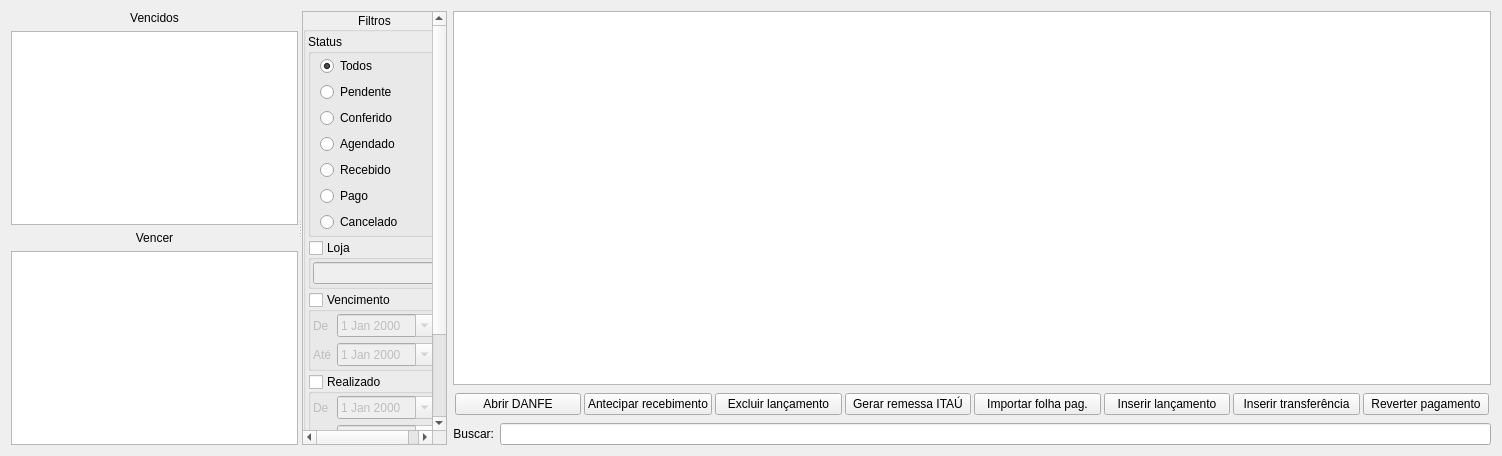
The window that ui/widgetfinanceirocontas.ui (darktorres/ERP-STACCATO) describes before a commit, drawn with Qt 5.
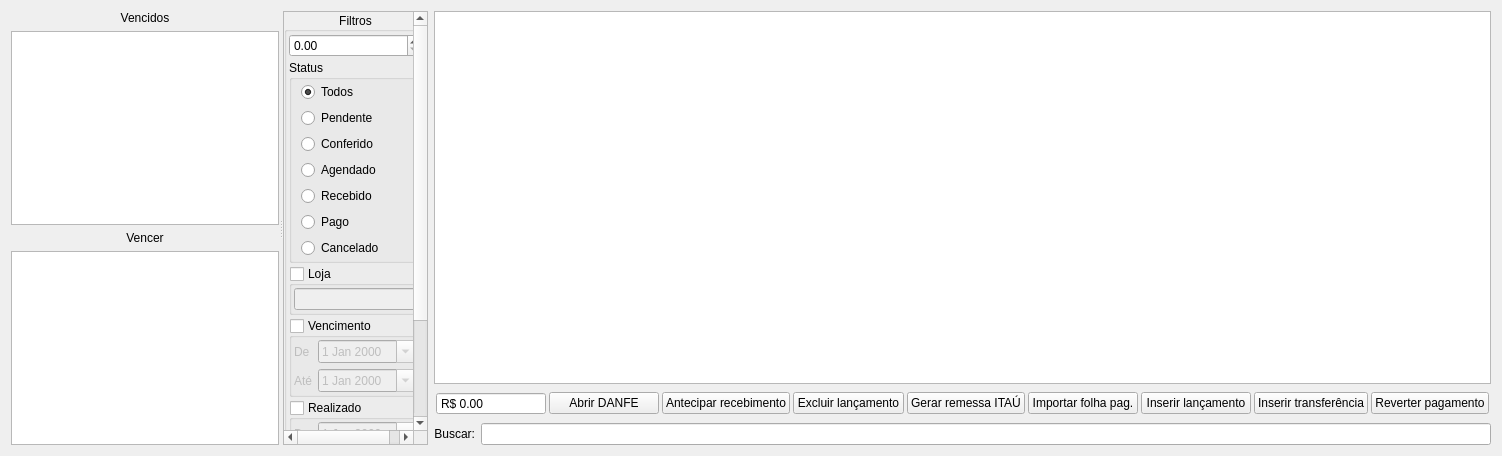
The same window after the commit. Custom widgets are drawn as their Qt base class.

Commit message: Soma das linhas na tela do financeiro

```diff
--- a/ui/widgetfinanceirocontas.ui
+++ b/ui/widgetfinanceirocontas.ui
@@ -107,7 +107,7 @@
             <x>0</x>
             <y>0</y>
             <width>135</width>
-            <height>568</height>
+            <height>596</height>
            </rect>
           </property>
           <layout class="QGridLayout" name="gridLayout_7">
@@ -166,6 +166,9 @@
               <property name="bottomMargin">
                <number>2</number>
               </property>
+              <item>
+               <widget class="QDoubleSpinBox" name="doubleSpinBox"/>
+              </item>
               <item>
                <widget class="QGroupBox" name="groupBox_2">
                 <property name="title">
@@ -579,6 +582,25 @@
           <property name="bottomMargin">
            <number>2</number>
           </property>
+          <item>
+           <widget class="QDoubleSpinBox" name="doubleSpinBoxSomaSelecao">
+            <property name="readOnly">
+             <bool>true</bool>
+            </property>
+            <property name="buttonSymbols">
+             <enum>QAbstractSpinBox::NoButtons</enum>
+            </property>
+            <property name="showGroupSeparator" stdset="0">
+             <bool>true</bool>
+            </property>
+            <property name="prefix">
+             <string>R$ </string>
+            </property>
+            <property name="maximum">
+             <double>9999999.990000000223517</double>
+            </property>
+           </widget>
+          </item>
           <item>
            <widget class="QPushButton" name="pushButtonAbrirDANFE">
             <property name="enabled">
```
Left out of the diff: 78 changed lines with no effect on the pictures. The commit also changes 2 other files.
